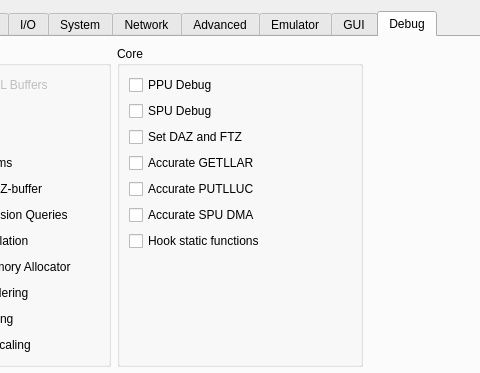
Before: the Qt Designer form rpcs3/rpcs3qt/settings_dialog.ui in RPCS3/rpcs3, drawn with Qt 5; both pictures show x 158 to 638 and y 0 to 373 of the 796 by 677 pixel window.
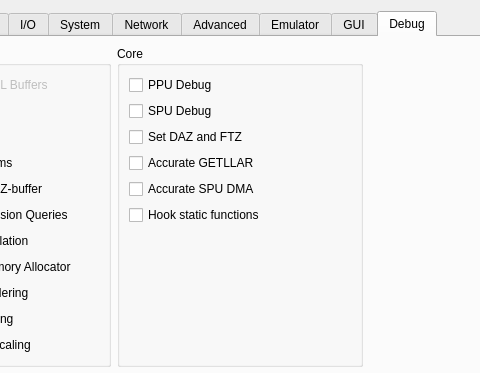
After: the same form once the commit is applied. The open tabs and pages were chosen to show the change. Icons and pictures are not drawn.

Commit message: SPU: Remove "Accurate PUTLLUC" setting (always accurate)

Diff of the .ui file:
```diff
--- a/rpcs3/rpcs3qt/settings_dialog.ui
+++ b/rpcs3/rpcs3qt/settings_dialog.ui
@@ -3442,13 +3442,6 @@
               </property>
              </widget>
             </item>
-            <item>
-             <widget class="QCheckBox" name="accuratePUTLLUC">
-              <property name="text">
-               <string>Accurate PUTLLUC</string>
-              </property>
-             </widget>
-            </item>
             <item>
              <widget class="QCheckBox" name="accurateSpuDMA">
               <property name="text">
```
The commit also changes 5 other files.
